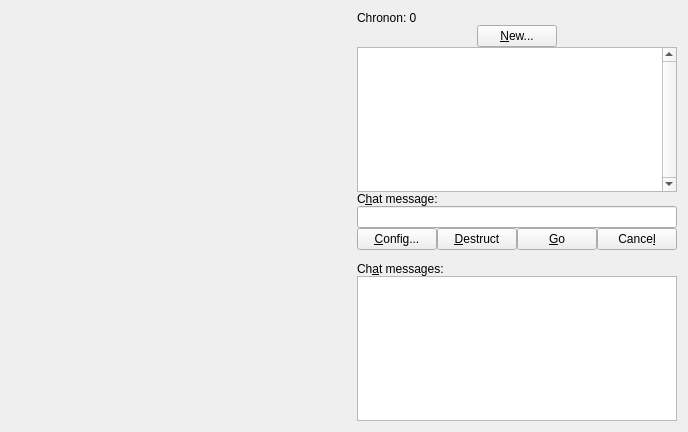
Old version of the form src/qt/forms/managenamespage.ui in the repository chronokings/huntercoin.
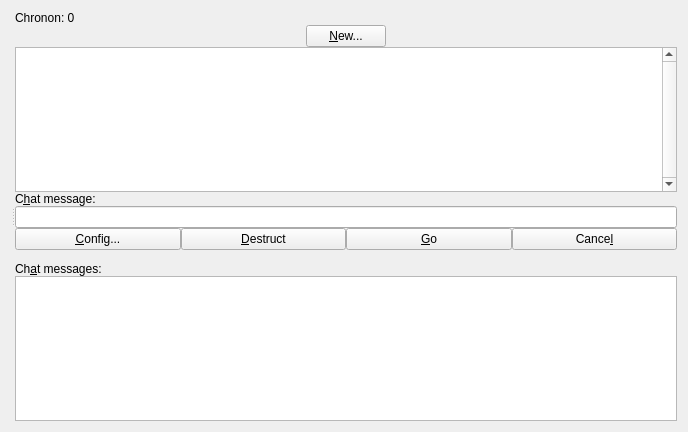
New version of the form. Icons and pictures are not drawn.

Commit message:
Use QSplitter in game tab.
Move QSplitter in the game tab, so that the map is resizable
horizontally.

Patch:
```diff
--- a/src/qt/forms/managenamespage.ui
+++ b/src/qt/forms/managenamespage.ui
@@ -13,18 +13,23 @@
   <property name="windowTitle">
    <string>Game</string>
   </property>
-  <layout class="QHBoxLayout" name="horizontalLayout" stretch="1,0">
-   <property name="sizeConstraint">
-    <enum>QLayout::SetDefaultConstraint</enum>
-   </property>
+  <layout class="QVBoxLayout" stretch="1">
    <item>
+    <widget class="QSplitter" name="horizontalLayout">
+     <property name="orientation">
+      <enum>Qt::Horizontal</enum>
+     </property>
+     <property name="childrenCollapsible">
+      <bool>false</bool>
+     </property>
+     <widget class="QWidget" name="layoutWidget">
     <layout class="QVBoxLayout" name="verticalLayoutGameMap">
      <property name="sizeConstraint">
       <enum>QLayout::SetDefaultConstraint</enum>
      </property>
     </layout>
-   </item>
-   <item>
+     </widget>
+     <widget class="QWidget" name="layoutWidget">
     <layout class="QVBoxLayout" name="verticalLayout" stretch="0,0,1,0,0,0,0,0,1">
      <property name="spacing">
       <number>0</number>
@@ -230,6 +235,8 @@
       </widget>
      </item>
     </layout>
+     </widget>
+    </widget>
    </item>
   </layout>
  </widget>
```
Left out of the diff: 2 changed lines with no effect on the pictures. Lines whose indentation alone changed are shown as unchanged.
